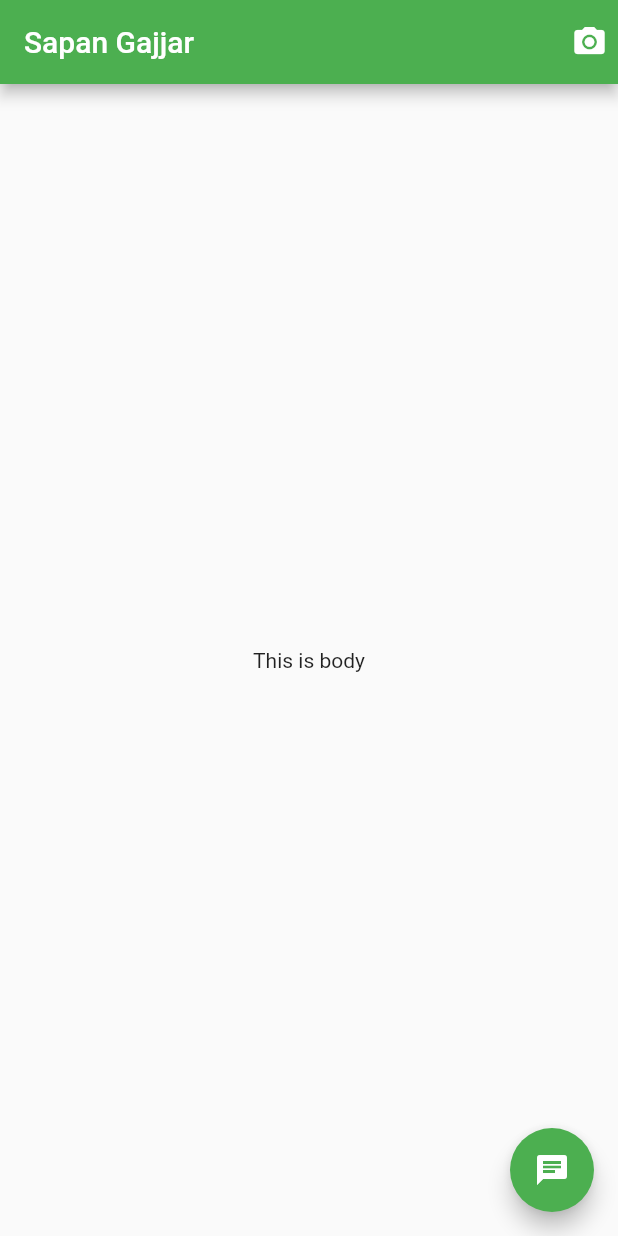
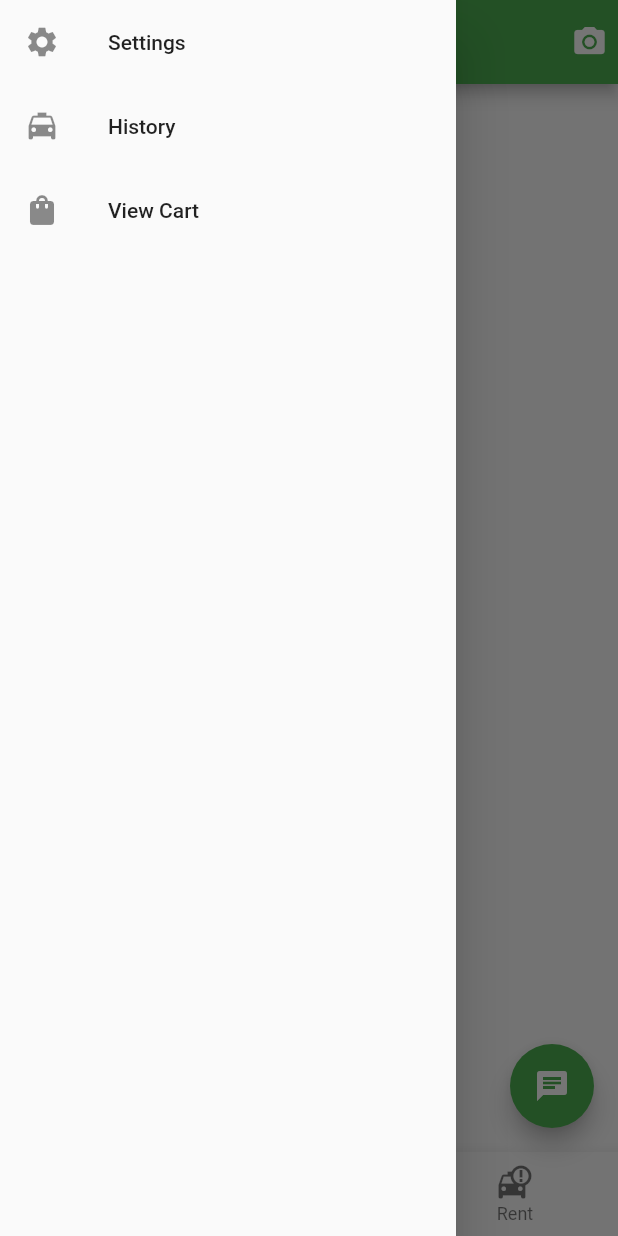
Before and after one commit to isg32/Flutter_Work-repo, a Flutter app: the screen it shows after launch, with the side drawer open (before the commit the screen has no drawer), on a phone screen of 412 x 824 dp. Run offline on Flutter 3.47's test engine with Material 2 defaults, Android fonts, the phone set to English and light mode, and no system bars.

Commit message:
Update main.dart

```diff
--- a/Day2/lib/main.dart
+++ b/Day2/lib/main.dart
@@ -15,6 +15,23 @@ void main(){
           backgroundColor: Colors.green,
         ),
         body: Center(child: Text("This is body")),
+        bottomNavigationBar: BottomNavigationBar(
+          currentIndex: 0,
+          items: [
+            BottomNavigationBarItem(icon: Icon(Icons.home), label: "Home"),
+            BottomNavigationBarItem(icon: Icon(Icons.shopping_bag), label: "Cart"),
+            BottomNavigationBarItem(icon: Icon(Icons.taxi_alert), label: "Rent"),
+          ],
+        ),
+        drawer: Drawer(
+          child: Column(
+            children: [
+              ListTile(leading: Icon(Icons.settings),title: Text("Settings")),
+              ListTile(leading: Icon(Icons.local_taxi),title: Text("History")),
+              ListTile(leading: Icon(Icons.shopping_bag),title: Text("View Cart"))
+            ],
+          ),
+        ),
         floatingActionButton: FloatingActionButton(
             onPressed: (){
               print("Hello! How can i help You?");
```
